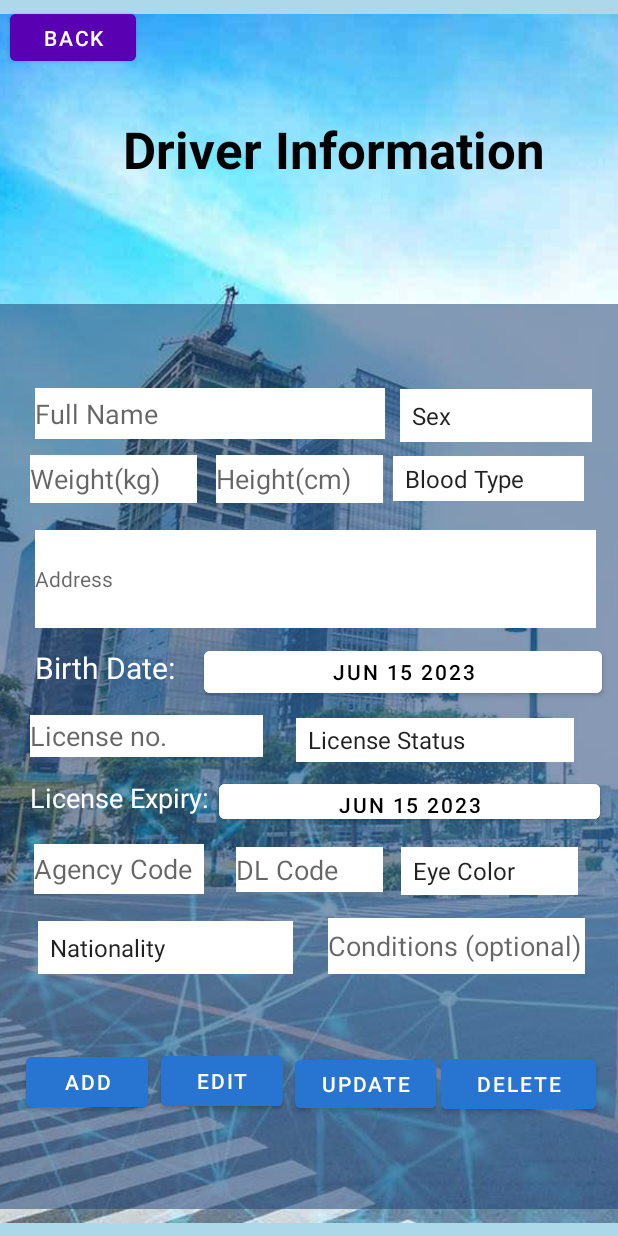
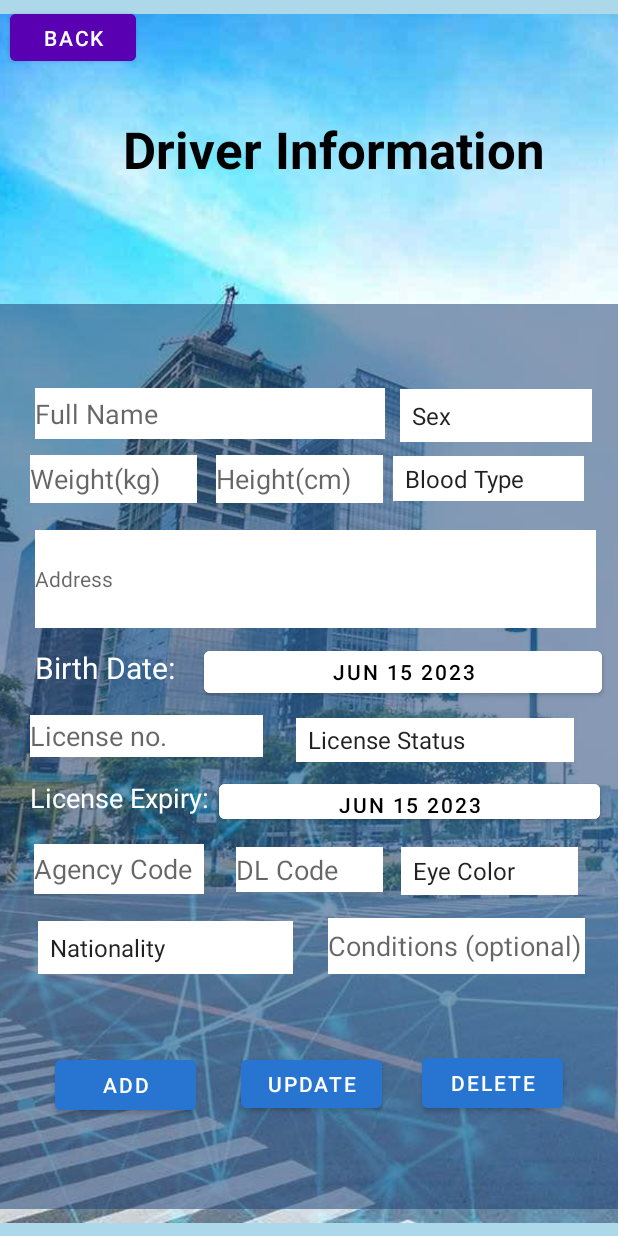
Before and after one commit to CrownDrone/DLMS, an Android app: the Drivers screen opened directly, with no data from a screen before it, on a phone screen of 412 x 824 dp. Run offline under Robolectric (Android 15) with nearby library versions, the phone set to English and light mode, and no system bars; our stand-ins replace Firebase (no records; nobody signed in at launch, a user with empty details on screens opened directly).

Commit message:
hopefully done

```diff
--- a/app/src/main/java/com/example/dbms/driverAdder.java
+++ b/app/src/main/java/com/example/dbms/driverAdder.java
@@ -1,6 +1,6 @@
 package com.example.dbms;
 
-public class driverAdder {
+public class driverAdder {//CLASS TO HOLD VALUE FOR THROWING
 
     //DECLARE THEM
     String names;
--- a/app/src/main/java/com/example/dbms/forGate.java
+++ b/app/src/main/java/com/example/dbms/forGate.java
@@ -1,7 +1,7 @@
 package com.example.dbms;
 
-public class forGate {
-    static String passLicense;
+public class forGate {//this class just hold values for filling field
+    static String passLicense, passID;
 
     public void setPassLicense(String passLicense) {
         this.passLicense = passLicense;
@@ -9,5 +9,11 @@ public class forGate {
     public String getPassLicense(){
         return this.passLicense;
     }
+    public String getPassID() {
+        return passID;
+    }
 
+    public void setPassID(String passID) {
+        forGate.passID = passID;
+    }
 }
--- a/app/src/main/res/layout/activity_drivers.xml
+++ b/app/src/main/res/layout/activity_drivers.xml
@@ -258,52 +258,39 @@
                 android:textColor="@color/white"
                 app:layout_constraintBottom_toBottomOf="parent"
                 app:layout_constraintEnd_toEndOf="parent"
-                app:layout_constraintHorizontal_bias="0.611"
+                app:layout_constraintHorizontal_bias="0.501"
                 app:layout_constraintStart_toStartOf="parent"
                 app:layout_constraintTop_toTopOf="parent"
                 app:layout_constraintVertical_bias="0.886" />
 
             <Button
-                android:id="@+id/editBTN"
-                android:layout_width="81dp"
-                android:layout_height="45dp"
-                android:layout_marginTop="20dp"
-                android:backgroundTint="#2874D1"
-                android:text="Edit"
-                android:textColor="@color/white"
-                app:layout_constraintBottom_toBottomOf="parent"
-                app:layout_constraintEnd_toEndOf="parent"
-                app:layout_constraintHorizontal_bias="0.322"
-                app:layout_constraintStart_toStartOf="parent"
-                app:layout_constraintTop_toTopOf="parent"
-                app:layout_constraintVertical_bias="0.884" />
-
-            <Button
                 android:id="@+id/addBTN"
-                android:layout_width="81dp"
+                android:layout_width="94dp"
                 android:layout_height="45dp"
                 android:backgroundTint="#2874D1"
                 android:text="Add"
                 android:textColor="#FFFFFF"
                 app:layout_constraintBottom_toBottomOf="parent"
-                app:layout_constraintEnd_toEndOf="parent"
-                app:layout_constraintHorizontal_bias="0.051"
+                app:layout_constraintEnd_toStartOf="@+id/updateBTN"
+                app:layout_constraintHorizontal_bias="0.552"
                 app:layout_constraintStart_toStartOf="parent"
                 app:layout_constraintTop_toTopOf="parent"
-                app:layout_constraintVertical_bias="0.889" />
+                app:layout_constraintVertical_bias="0.892" />
 
             <Button
                 android:id="@+id/deleteBTN"
-                android:layout_width="103dp"
+                android:layout_width="94dp"
                 android:layout_height="45dp"
-                android:layout_marginStart="294dp"
+                android:layout_marginStart="24dp"
                 android:backgroundTint="#2874D1"
                 android:text="Delete"
                 android:textColor="@color/white"
                 app:layout_constraintBottom_toBottomOf="parent"
-                app:layout_constraintStart_toStartOf="parent"
+                app:layout_constraintEnd_toEndOf="parent"
+                app:layout_constraintHorizontal_bias="0.057"
+                app:layout_constraintStart_toEndOf="@+id/updateBTN"
                 app:layout_constraintTop_toTopOf="parent"
-                app:layout_constraintVertical_bias="0.891" />
+                app:layout_constraintVertical_bias="0.89" />
 
             <EditText
                 android:id="@+id/height"
```
Also changed, not shown: app/src/main/java/com/example/dbms/Drivers.java (+101 -14 lines), app/src/main/java/com/example/dbms/account.java (+141 -6 lines), app/src/main/java/com/example/dbms/accountView.java (+9 -3 lines), app/src/main/res/layout/activity_account.xml (+9 -24 lines).
